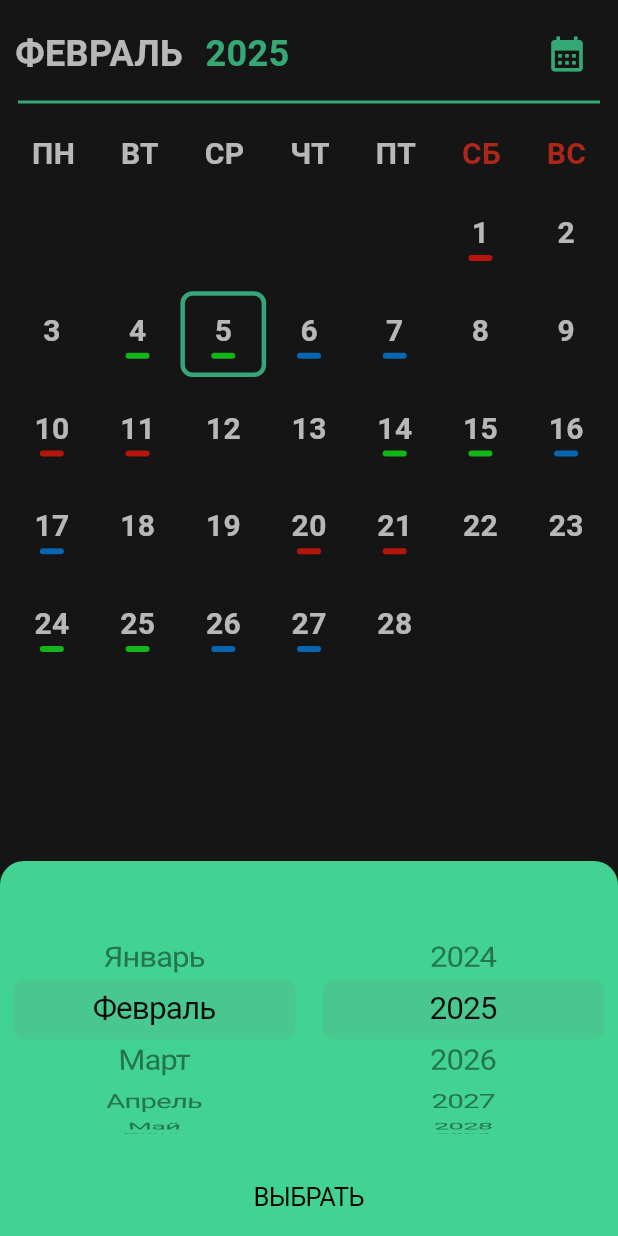
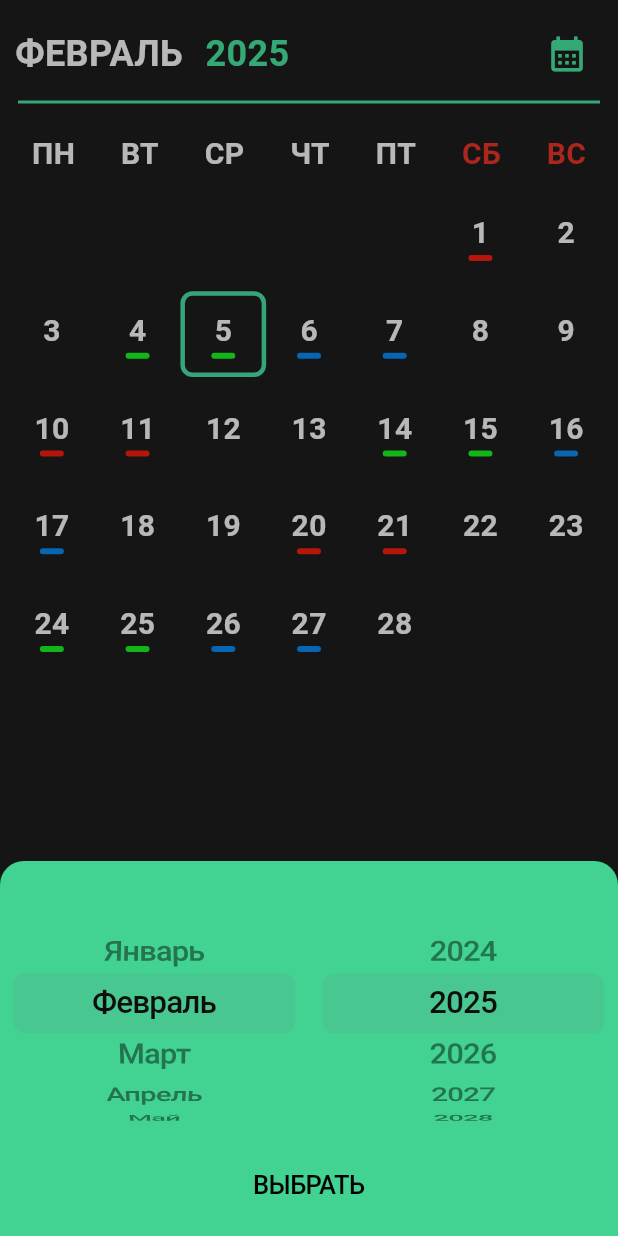
Before and after one commit to Alex228q/calendar_flutter, a Flutter app: the screen it shows after launch, after a tap on the "calendar month" icon, on a phone screen of 412 x 824 dp. Run offline on Flutter 3.47's test engine with Material 3 defaults, Android fonts, the phone set to English and light mode, and no system bars; our stand-ins replace shared_preferences.

Commit message:
update05_02

```diff
--- a/lib/main.dart
+++ b/lib/main.dart
@@ -20,6 +20,7 @@ class MainApp extends StatelessWidget {
     SystemChrome.setSystemUIOverlayStyle(const SystemUiOverlayStyle(
       statusBarColor: Color.fromARGB(255, 26, 26, 26),
       statusBarIconBrightness: Brightness.light,
+      systemNavigationBarColor: Color.fromARGB(255, 26, 26, 26),
     ));
     return const MaterialApp(
       debugShowCheckedModeBanner: false,
--- a/lib/widgets/custom_picker.dart
+++ b/lib/widgets/custom_picker.dart
@@ -27,6 +27,7 @@ class CustomMonthYearPickerState extends State<CustomMonthYearPicker> {
   @override
   Widget build(BuildContext context) {
     return Container(
+      padding: const EdgeInsets.only(bottom: 8),
       decoration: const BoxDecoration(
         borderRadius: BorderRadius.only(
           topLeft: Radius.circular(16),
@@ -55,7 +56,8 @@ class CustomMonthYearPickerState extends State<CustomMonthYearPicker> {
                       return Center(
                         child: Text(
                           getMonthInRussian(index + 1),
-                          style: const TextStyle(color: Colors.black),
+                          style: const TextStyle(
+                              color: Colors.black, fontWeight: FontWeight.w500),
                         ),
                       );
                     }),
@@ -77,7 +79,8 @@ class CustomMonthYearPickerState extends State<CustomMonthYearPicker> {
                       return Center(
                         child: Text(
                           (2024 + index).toString(),
-                          style: const TextStyle(color: Colors.black),
+                          style: const TextStyle(
+                              color: Colors.black, fontWeight: FontWeight.w500),
                         ),
                       );
                     }),
@@ -89,7 +92,8 @@ class CustomMonthYearPickerState extends State<CustomMonthYearPicker> {
           CupertinoButton(
             child: const Text(
               'ВЫБРАТЬ',
-              style: TextStyle(color: Colors.black),
+              style:
+                  TextStyle(color: Colors.black, fontWeight: FontWeight.w500),
             ),
             onPressed: () {
               widget.onDateChanged(selectedDate);
--- a/lib/widgets/month_year.dart
+++ b/lib/widgets/month_year.dart
@@ -41,7 +41,8 @@ class MonthYear extends StatelessWidget {
               Icons.calendar_month,
               color: Color.fromARGB(255, 66, 211, 146),
               size: 28,
-              ))
+            ),
+          )
         ],
       ),
     );
```
Lines whose indentation alone changed are shown as unchanged.
